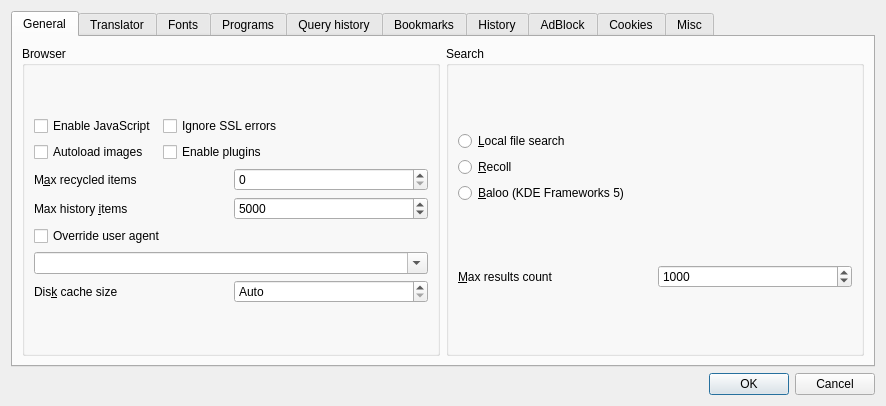
This is settingsdlg.ui in kernel1024/jpreader as Qt 5 draws it before an edit. The edited form follows.
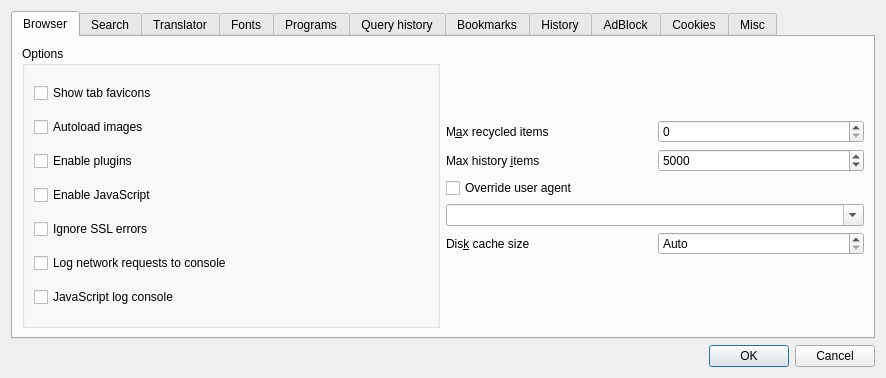
This is the edited form. The open tabs and pages were chosen to show the change. Custom widgets are drawn as their Qt base class.

Commit message: 1. Removed JS DOM mouse capture. 2. Link capturing for context menu via linkHovered signal. 3. JavaScript log console formatting and options.

Diff of the .ui file:
```diff
--- a/settingsdlg.ui
+++ b/settingsdlg.ui
@@ -7,7 +7,7 @@
     <x>0</x>
     <y>0</y>
     <width>886</width>
-    <height>406</height>
+    <height>378</height>
    </rect>
   </property>
   <property name="windowTitle">
@@ -24,59 +24,81 @@
      </property>
      <widget class="QWidget" name="widget">
       <attribute name="title">
-       <string>General</string>
-      </attribute>
-      <layout class="QHBoxLayout" name="horizontalLayout_25">
-       <item>
-        <widget class="QGroupBox" name="groupBox_2">
-         <property name="title">
           <string>Browser</string>
-         </property>
-         <layout class="QVBoxLayout" name="verticalLayout_13">
+      </attribute>
+      <layout class="QHBoxLayout" name="horizontalLayout_19">
           <item>
-           <spacer name="verticalSpacer_18">
-            <property name="orientation">
-             <enum>Qt::Vertical</enum>
-            </property>
-            <property name="sizeHint" stdset="0">
-             <size>
-              <width>20</width>
-              <height>19</height>
-             </size>
-            </property>
-           </spacer>
-          </item>
+        <widget class="QGroupBox" name="groupBox_2">
+         <property name="title">
+          <string>Options</string>
+         </property>
+         <layout class="QVBoxLayout" name="verticalLayout_14">
           <item>
-           <layout class="QFormLayout" name="formLayout_8">
-            <item row="0" column="0">
-             <widget class="QCheckBox" name="checkJS">
+           <widget class="QCheckBox" name="checkTabFavicon">
               <property name="text">
-               <string>Enable JavaScript</string>
+             <string>Show tab favicons</string>
               </property>
              </widget>
             </item>
-            <item row="0" column="1">
-             <widget class="QCheckBox" name="checkIgnoreSSLErrors">
-              <property name="text">
-               <string>Ignore SSL errors</string>
-              </property>
-             </widget>
-            </item>
-            <item row="1" column="0">
+          <item>
              <widget class="QCheckBox" name="checkAutoloadImages">
               <property name="text">
                <string>Autoload images</string>
               </property>
              </widget>
             </item>
-            <item row="1" column="1">
+          <item>
              <widget class="QCheckBox" name="checkEnablePlugins">
               <property name="text">
                <string>Enable plugins</string>
               </property>
              </widget>
             </item>
-           </layout>
+          <item>
+           <widget class="QCheckBox" name="checkJS">
+            <property name="text">
+             <string>Enable JavaScript</string>
+            </property>
+           </widget>
+          </item>
+          <item>
+           <widget class="QCheckBox" name="checkIgnoreSSLErrors">
+            <property name="text">
+             <string>Ignore SSL errors</string>
+            </property>
+           </widget>
+          </item>
+          <item>
+           <widget class="QCheckBox" name="checkLogNetworkRequests">
+            <property name="text">
+             <string>Log network requests to console</string>
+            </property>
+           </widget>
+          </item>
+          <item>
+           <widget class="QCheckBox" name="checkJSLogConsole">
+            <property name="text">
+             <string>JavaScript log console</string>
+            </property>
+           </widget>
+          </item>
+         </layout>
+        </widget>
+       </item>
+       <item>
+        <layout class="QVBoxLayout" name="verticalLayout_22">
+         <item>
+          <spacer name="verticalSpacer_17">
+           <property name="orientation">
+            <enum>Qt::Vertical</enum>
+           </property>
+           <property name="sizeHint" stdset="0">
+            <size>
+             <width>20</width>
+             <height>40</height>
+            </size>
+           </property>
+          </spacer>
           </item>
           <item>
            <layout class="QHBoxLayout" name="horizontalLayout_12">
@@ -165,40 +187,33 @@
            </layout>
           </item>
           <item>
-           <spacer name="verticalSpacer_17">
+          <spacer name="verticalSpacer_18">
             <property name="orientation">
              <enum>Qt::Vertical</enum>
             </property>
             <property name="sizeHint" stdset="0">
              <size>
               <width>20</width>
-              <height>19</height>
+             <height>40</height>
              </size>
             </property>
            </spacer>
           </item>
          </layout>
-        </widget>
-       </item>
+       </item>
+      </layout>
+     </widget>
+     <widget class="QWidget" name="tab_15">
+      <attribute name="title">
+       <string>Search</string>
+      </attribute>
+      <layout class="QHBoxLayout" name="horizontalLayout_11">
        <item>
         <widget class="QGroupBox" name="groupBox_8">
          <property name="title">
           <string>Search</string>
          </property>
          <layout class="QVBoxLayout" name="verticalLayout_4">
-          <item>
-           <spacer name="verticalSpacer_5">
-            <property name="orientation">
-             <enum>Qt::Vertical</enum>
-            </property>
-            <property name="sizeHint" stdset="0">
-             <size>
-              <width>20</width>
-              <height>40</height>
-             </size>
-            </property>
-           </spacer>
-          </item>
           <item>
            <widget class="QRadioButton" name="radioSearchNone">
             <property name="text">
@@ -220,8 +235,13 @@
             </property>
            </widget>
           </item>
+         </layout>
+        </widget>
+       </item>
           <item>
-           <spacer name="verticalSpacer_19">
+        <layout class="QVBoxLayout" name="verticalLayout_13">
+         <item>
+          <spacer name="verticalSpacer_5">
             <property name="orientation">
              <enum>Qt::Vertical</enum>
             </property>
@@ -234,7 +254,7 @@
            </spacer>
           </item>
           <item>
-           <layout class="QHBoxLayout" name="horizontalLayout_11">
+          <layout class="QVBoxLayout" name="verticalLayout_12">
             <item>
              <widget class="QLabel" name="label_5">
               <property name="text">
@@ -271,13 +291,12 @@
             <property name="sizeHint" stdset="0">
              <size>
               <width>20</width>
-              <height>24</height>
+             <height>40</height>
              </size>
             </property>
            </spacer>
           </item>
          </layout>
-        </widget>
        </item>
       </layout>
      </widget>
@@ -1497,20 +1516,6 @@
          </property>
          <layout class="QGridLayout" name="gridLayout_2">
           <item row="0" column="0">
-           <widget class="QCheckBox" name="checkLogNetworkRequests">
-            <property name="text">
-             <string>Log network requests to console</string>
-            </property>
-           </widget>
-          </item>
-          <item row="0" column="1">
-           <widget class="QCheckBox" name="checkCreateCoredumps">
-            <property name="text">
-             <string>Create core dumps on segfaults</string>
-            </property>
-           </widget>
-          </item>
-          <item row="1" column="0">
            <widget class="QCheckBox" name="checkDumpHtml">
             <property name="text">
              <string>Dump converted and translated pages to tmp</string>
@@ -1533,13 +1538,6 @@
             </property>
            </widget>
           </item>
-          <item>
-           <widget class="QCheckBox" name="checkTabFavicon">
-            <property name="text">
-             <string>Show tab favicons</string>
-            </property>
-           </widget>
-          </item>
          </layout>
         </widget>
        </item>
```
Left out of the diff: 64 changed lines with no effect on the pictures. Lines whose indentation alone changed are shown as unchanged. The commit also changes 14 other files.
